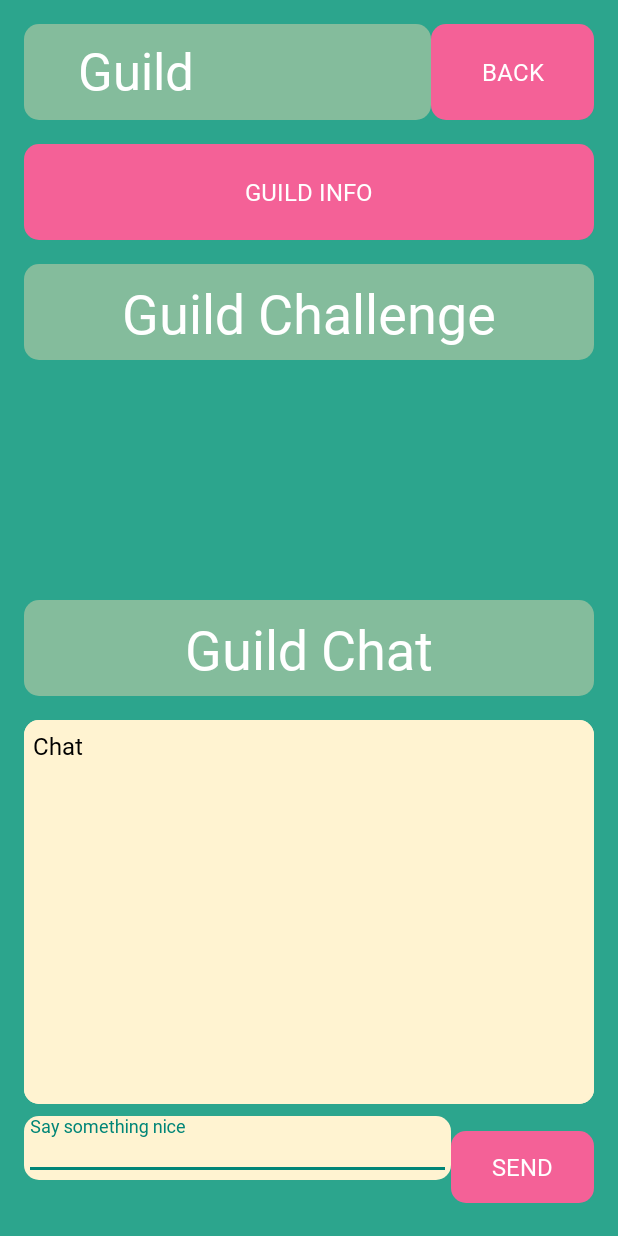
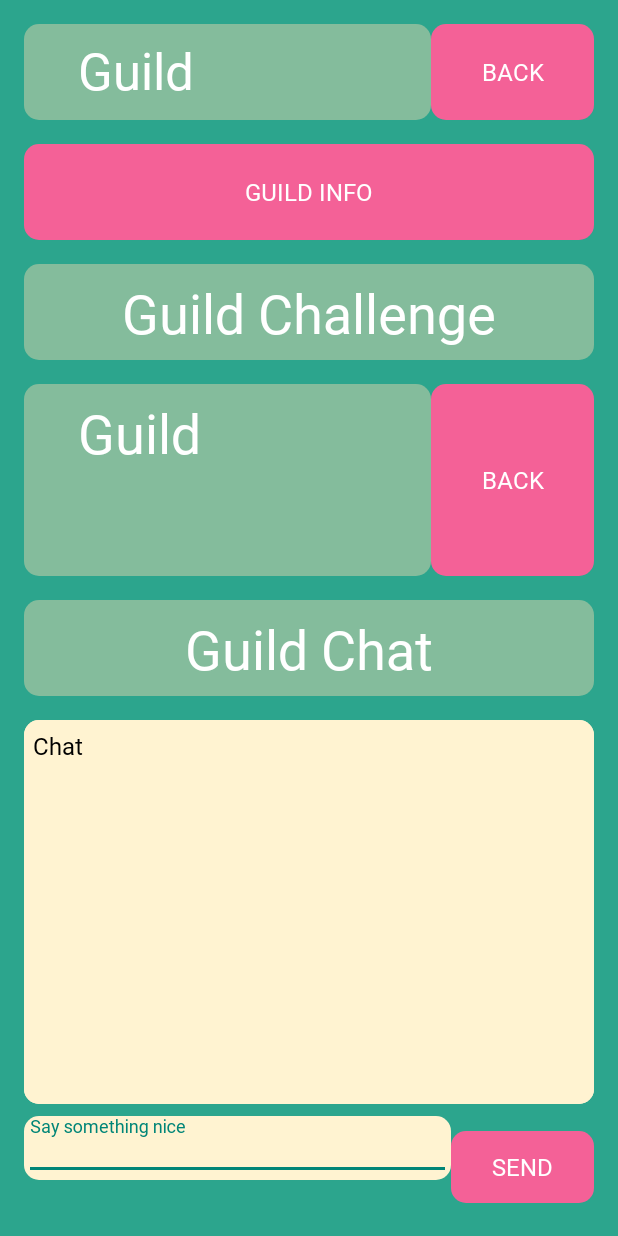
Before and after one commit to BunnyKing123/task-titans, an Android app: the GuildActivity screen opened directly, with no data from a screen before it, on a phone screen of 412 x 824 dp. Run offline under Robolectric (Android 15) with nearby library versions, the phone set to English and light mode, and no system bars; our stand-ins replace Firebase (no records; nobody signed in at launch, a user with empty details on screens opened directly); 9 statements that could not run were skipped.

Commit message:
Added guild tasks

```diff
--- a/app/src/main/java/xyz/dolphcode/tasktitans/GuildActivity.java
+++ b/app/src/main/java/xyz/dolphcode/tasktitans/GuildActivity.java
@@ -2,6 +2,7 @@ package xyz.dolphcode.tasktitans;
 
 import androidx.appcompat.app.AppCompatActivity;
 
+import android.icu.util.Calendar;
 import android.os.Bundle;
 import android.util.Log;
 import android.view.View;
@@ -9,10 +10,13 @@ import android.widget.Button;
 import android.widget.EditText;
 import android.widget.TextView;
 
+import java.util.ArrayList;
+
 import xyz.dolphcode.tasktitans.database.Client;
 import xyz.dolphcode.tasktitans.database.DatabaseObserver;
 import xyz.dolphcode.tasktitans.database.guilds.Guild;
 import xyz.dolphcode.tasktitans.database.User;
+import xyz.dolphcode.tasktitans.database.guilds.GuildTask;
 import xyz.dolphcode.tasktitans.util.Util;
 
 public class GuildActivity extends AppCompatActivity implements DatabaseObserver {
@@ -21,6 +25,8 @@ public class GuildActivity extends AppCompatActivity implements DatabaseObserver
     User user;
     TextView chat;
     TextView name;
+    TextView challenge;
+    Button challengeCompleteBtn;
     String guildID;
 
     @Override
@@ -38,11 +44,31 @@ public class GuildActivity extends AppCompatActivity implements DatabaseObserver
         guild = Client.getGuild(guildID);
         user = Client.getUser(getIntent().getStringExtra("ID"));
 
+        challenge = findViewById(R.id.guildChallenge);
+        this.updateChallenge(guild);
+
         chat = findViewById(R.id.chatBox);
         chat.setText(guild.getDBChat());
 
         name = findViewById(R.id.guildTitle);
         name.setText(guild.getGuildName());
+
+        challenge = findViewById(R.id.guildChallenge);
+        challengeCompleteBtn = findViewById(R.id.guildChallegeComplete);
+        challengeCompleteBtn.setOnClickListener(new View.OnClickListener() {
+            public void onClick(View v) {
+                ArrayList<String> completionList = new ArrayList<String>();
+                for (String id:guild.getGuildCompletions().split("-")) {
+                    if (!id.isEmpty())
+                        completionList.add(id);
+                }
+                if (!completionList.contains(user.getID())) {
+                    guild.completeTask(user);
+                    user.addRewards(50, 20, 50);
+                }
+            }
+        });
+
 
         Util.addSwitchWithUser(backBtn, GameActivity.class, GuildActivity.this, user.getID());
         sendBtn.setOnClickListener(new View.OnClickListener() {
@@ -56,12 +82,49 @@ public class GuildActivity extends AppCompatActivity implements DatabaseObserver
         });
     }
 
+    // Returns false if the guild task does not need to be regenerated
+    private boolean updateChallenge(Guild guild) {
+        Calendar today = TaskTitansApp.TODAY;
+        Calendar deadline = Util.dateToCal(guild.getGuildTaskDeadline());
+        if (deadline.get(Calendar.DAY_OF_YEAR) < today.get(Calendar.DAY_OF_YEAR) || deadline.get(Calendar.YEAR) < today.get(Calendar.YEAR)) {
+            return true;
+        }
+
+        if (guild.getGuildTaskType() == GuildTask.TASK) {
+            ArrayList<String> completionList = new ArrayList<String>();
+            for (String id:guild.getGuildCompletions().split("-")) {
+                if (!id.isEmpty())
+                    completionList.add(id);
+            }
+            if (completionList.contains(user.getID())) {
+                challenge.setText("Guild task completed!");
+            } else {
+                challenge.setText(guild.getGuildTaskName());
+            }
+            challengeCompleteBtn.setText("Finish");
+        } else {
+            if (guild.getGuildBossHP() > 0) {
+                challenge.setText("Boss defeated!");
+            } else {
+                challenge.setText(guild.getGuildTaskName() + ": " + guild.getGuildBossHP() + "/" + GuildTask.BOSSES.get(guild.getGuildTaskName()));
+            }
+            challengeCompleteBtn.setText("Attack");
+        }
+
+        return false;
+    }
+
     @Override
     public void databaseChanged() {
         guild = Client.getGuild(guildID);
+
         Log.v("DBCHANGE_GUILD_ACTIVITY", guild.getDBChat());
         //chat.setText(guild.getDBChat());
         chat.setText(guild.getDBChat());
         name.setText(guild.getGuildName());
+
+        if (updateChallenge(guild)) {
+            guild.regenerateChallenge();
+        }
     }
 }
--- a/app/src/main/java/xyz/dolphcode/tasktitans/StatsActivity.java
+++ b/app/src/main/java/xyz/dolphcode/tasktitans/StatsActivity.java
@@ -57,7 +57,7 @@ public class StatsActivity extends AppCompatActivity implements AdapterView.OnIt
         Spinner skills = findViewById(R.id.skillsDropdown);
 
         // Code based on code in the Android Studio documentation
-        String[] skillsArray = {user.getSkill()};
+        String[] skillsArray = user.getSkill().split("-");
 
         // ArrayAdapters are used to put items in a spinner
         // ArrayAdapters can be notified when their data set is changed allowing you to change the contents of a spinner (this is seen in other parts of the code)
--- a/app/src/main/java/xyz/dolphcode/tasktitans/TaskTitansApp.java
+++ b/app/src/main/java/xyz/dolphcode/tasktitans/TaskTitansApp.java
@@ -1,14 +1,18 @@
 package xyz.dolphcode.tasktitans;
 
 import android.app.Application;
+import android.icu.util.Calendar;
 
 import xyz.dolphcode.tasktitans.database.Client;
 
 public class TaskTitansApp extends Application {
 
+    public static Calendar TODAY;
+
     @Override
     public void onCreate() {
         super.onCreate();
+        TODAY = Calendar.getInstance();
         Client.init(); // Make database content readable as soon as the app starts
     }
 
--- a/app/src/main/java/xyz/dolphcode/tasktitans/database/Client.java
+++ b/app/src/main/java/xyz/dolphcode/tasktitans/database/Client.java
@@ -92,6 +92,12 @@ public final class Client {
                             .setChat(child.child("dbchat").getValue().toString())
                             .setMemberIDs(child.child("dbmemberIDs").getValue().toString())
                             .setMinimumLevel(((Long) child.child("minimumLevel").getValue()).intValue())
+                            .setGuildTaskData(((Long) child.child("guildTaskType").getValue()).intValue(),
+                                    child.child("guildCompletions").getValue().toString(),
+                                    child.child("guildTaskDeadline").getValue().toString())
+                            .setOtherGuildTaskData(child.child("guildTaskName").getValue().toString(),
+                                    ((Long) child.child("guildBossHP").getValue()).intValue()
+                            )
                             .build(child.getKey());
                     guilds.add(guild);
                 }
--- a/app/src/main/java/xyz/dolphcode/tasktitans/database/User.java
+++ b/app/src/main/java/xyz/dolphcode/tasktitans/database/User.java
@@ -1,6 +1,8 @@
 package xyz.dolphcode.tasktitans.database;
 
 import android.util.Log;
+
+import java.util.ArrayList;
 
 import xyz.dolphcode.tasktitans.DetailsActivity;
 import xyz.dolphcode.tasktitans.resources.Abilities;
@@ -471,6 +473,7 @@ public class User {
             } else {
                 user.skill = "Fire Ball";
             }
+            user.skill = user.skill + "-Heal";
 
             user.guildID = this.guildID;
             user.money = this.money;
--- a/app/src/main/java/xyz/dolphcode/tasktitans/database/guilds/GuildTask.java
+++ b/app/src/main/java/xyz/dolphcode/tasktitans/database/guilds/GuildTask.java
@@ -1,4 +1,6 @@
 package xyz.dolphcode.tasktitans.database.guilds;
+
+import android.util.Log;
 
 import java.util.Calendar;
 import java.util.HashMap;
@@ -24,6 +26,7 @@ public class GuildTask {
 
     protected GuildTask() {
         taskType = (int) Math.round(Math.random());
+        Log.v("TestID", "" + taskType);
         if (taskType == BOSS) {
             int index = (int) Math.floor(Math.random() * BOSSES.keySet().size());
             int counter = 0;
--- a/app/src/main/java/xyz/dolphcode/tasktitans/resources/Abilities.java
+++ b/app/src/main/java/xyz/dolphcode/tasktitans/resources/Abilities.java
@@ -14,6 +14,7 @@ public final class Abilities {
         ABILITIES.put("Cut Down", "The user strikes their foe with a sword");
         ABILITIES.put("Deadeye", "The user fires an arrow with deadly precision");
         ABILITIES.put("Fire Ball", "The user forms a small fire ball and launches it at the enemy");
+        ABILITIES.put("Heal", "Heal yourself with magic when you're low on HP");
     }
 
 }
--- a/app/src/main/res/layout/activity_guild.xml
+++ b/app/src/main/res/layout/activity_guild.xml
@@ -104,13 +104,45 @@
         android:layout_height="0dp"
         android:layout_marginTop="8dp"
         android:layout_marginBottom="8dp"
-        android:orientation="vertical"
+        android:orientation="horizontal"
         app:layout_constraintBottom_toTopOf="@+id/guildChatLabel"
         app:layout_constraintEnd_toEndOf="parent"
         app:layout_constraintHorizontal_bias="0.5"
         app:layout_constraintStart_toStartOf="parent"
         app:layout_constraintTop_toBottomOf="@+id/guildChallengeLabel"
-        app:layout_constraintVertical_weight="2"></LinearLayout>
+        app:layout_constraintVertical_weight="2">
+
+        <TextView
+            android:id="@+id/guildChallenge"
+            android:layout_width="0dp"
+            android:layout_height="match_parent"
+            android:layout_weight="5"
+            android:autoSizeMaxTextSize="36sp"
+            android:autoSizeMinTextSize="24sp"
+            android:autoSizeStepGranularity="2sp"
+            android:autoSizeTextType="uniform"
+            android:background="@drawable/round_corners"
+            android:backgroundTint="#84BC9C"
+            android:fontFamily="@font/quest"
+            android:paddingHorizontal="36dp"
+            android:paddingVertical="8dp"
+            android:text="@string/placeholder_guild_name"
+            android:textAlignment="textStart"
+            android:textColor="@color/colorText"
+            android:textSize="9sp" />
+
+        <Button
+            android:id="@+id/guildChallegeComplete"
+            android:layout_width="0dp"
+            android:layout_height="match_parent"
+            android:layout_weight="2"
+            android:background="@drawable/round_corners"
+            android:backgroundTint="@color/colorAccent"
+            android:fontFamily="@font/quest"
+            android:text="@string/return_txt"
+            android:textColor="@color/colorText"
+            android:textSize="16sp" />
+    </LinearLayout>
 
     <TextView
         android:id="@+id/guildChatLabel"
```
Also changed, not shown: app/src/main/java/xyz/dolphcode/tasktitans/AppearanceActivity.java (+8 -8 lines), app/src/main/java/xyz/dolphcode/tasktitans/database/guilds/Guild.java (+34 -4 lines), app/src/main/java/xyz/dolphcode/tasktitans/util/Util.java (+11 -0 lines).
